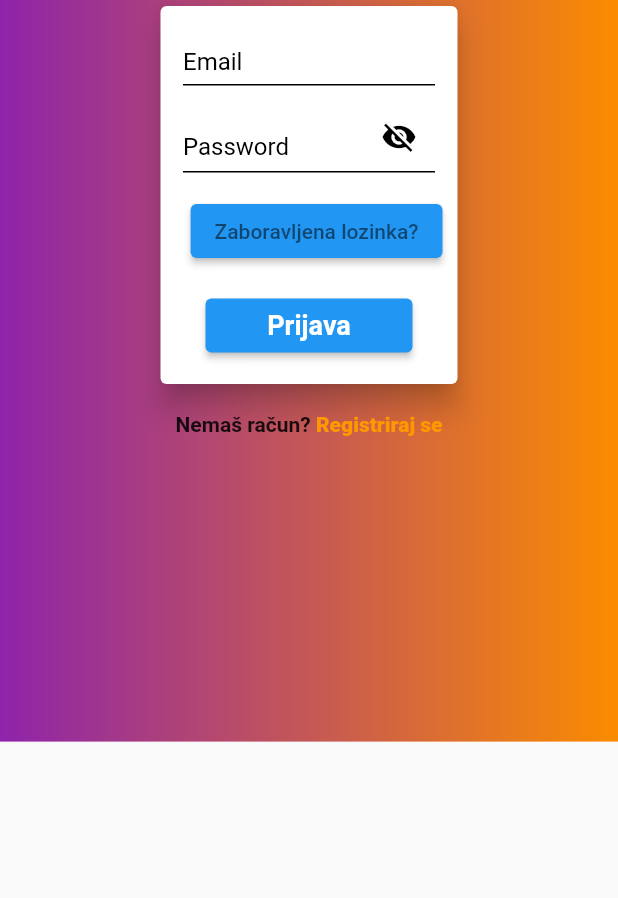
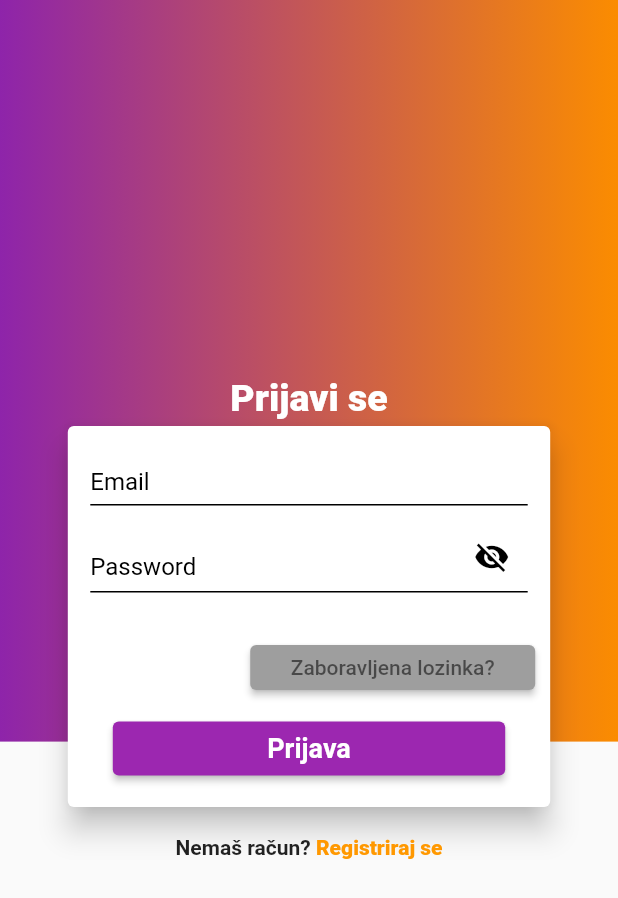
Before and after one commit to dgazic/safeEntryFrontend, a Flutter app: the screen it shows after launch, after a tap on "Log in", on a phone screen of 412 x 824 dp. Shown: the top 898 px of the screen. Run offline on Flutter 3.47's test engine with Material 2 defaults, Android fonts, the phone set to English and light mode, and no system bars; our stand-ins replace get.

Commit message:
Commit front design

```diff
--- a/lib/screens/home_page.dart
+++ b/lib/screens/home_page.dart
@@ -23,25 +23,19 @@ class _HomePageState extends State<HomePage> {
         ),
         child: Center(
           child: Column(
-            mainAxisAlignment: MainAxisAlignment.center, // add Column
+            mainAxisAlignment: MainAxisAlignment.center,
             children: <Widget>[
               const Text('Safe Entry',
                   style: TextStyle(
-                      // your text
                       fontSize: 50.0,
                       fontWeight: FontWeight.bold,
                       color: Colors.white)),
               ElevatedButton(
+                style: ElevatedButton.styleFrom(backgroundColor: Colors.amber),
                 onPressed: () {
                   Get.to(LogInPage());
                 },
                 child: const Text('Log in'),
-              ),
-              ElevatedButton(
-                onPressed: () {
-                  Get.to(RegistrationUserPage());
-                },
-                child: const Text('Register'),
               ),
             ],
           ),
--- a/lib/screens/log_in_page.dart
+++ b/lib/screens/log_in_page.dart
@@ -1,5 +1,6 @@
 import 'package:flutter/gestures.dart';
 import 'package:flutter/material.dart';
+
 import 'package:get/get.dart';
 import 'package:safe_entry/screens/registration_user_page.dart';
 import 'package:safe_entry/utils/color_utils.dart';
@@ -26,23 +27,23 @@ class _LogInPageState extends State<LogInPage> {
                 width: double.infinity,
                 decoration: BoxDecoration(gradient: ColorUtils.appBarGradient),
               ),
-              Align(
-                  alignment: Alignment.topCenter,
-                  child: Padding(
-                    padding: const EdgeInsets.only(top: 80),
-                    child: Text(
+              Center(
+                child: Column(
+                  mainAxisAlignment: MainAxisAlignment.center,
+                  children: [
+                    Text(
                       "Prijavi se",
                       style: TextStyle(
                           color: Colors.white,
                           fontWeight: FontWeight.w800,
                           fontSize: 25),
                     ),
-                  )),
-              Center(
-                child: Container(
-                    width: MediaQuery.of(context).size.width * 0.5,
-                    child: LoginFormWidget()),
-              )
+                    Container(
+                        width: MediaQuery.of(context).size.width * 0.8,
+                        child: LoginFormWidget())
+                  ],
+                ),
+              ),
             ],
           ),
         ),
@@ -80,6 +81,7 @@ class _LoginFormWidgetState extends State<LoginFormWidget> {
               children: <Widget>[
                 _buildEmailField(context),
                 _buildPasswordField(context),
+                SizedBox(height: 20),
                 _buildForgotPasswordWidget(context),
                 _buildSignUpButton(context),
               ],
@@ -91,9 +93,9 @@ class _LoginFormWidgetState extends State<LoginFormWidget> {
     );
   }
 
-  String? _userNameValidation(String value) {
+  String? _passwordInputValidation(String value) {
     if (value.isEmpty) {
-      return "Please enter valid user name";
+      return "Unesite lozinku";
     } else {
       return null;
     }
@@ -135,7 +137,7 @@ class _LoginFormWidgetState extends State<LoginFormWidget> {
         onFieldSubmitted: (_) {
           FocusScope.of(context).requestFocus(_emailFocusNode);
         },
-        validator: (value) => _userNameValidation(value!),
+        validator: (value) => _passwordInputValidation(value!),
         obscureText: _isPasswordVisible,
         decoration: InputDecoration(
           labelText: "Password",
@@ -171,13 +173,18 @@ class _LoginFormWidgetState extends State<LoginFormWidget> {
       padding: const EdgeInsets.only(top: 10.0, right: 10.0),
       child: Align(
         alignment: Alignment.centerRight,
-        child: ElevatedButton(
-            onPressed: () {},
-            child: Text(
-              'Zaboravljena lozinka?',
-              style:
-                  TextStyle(color: Colors.black54, fontWeight: FontWeight.w500),
-            )),
+        child: SizedBox(
+          width: 190,
+          height: 30,
+          child: ElevatedButton(
+              style: ElevatedButton.styleFrom(backgroundColor: Colors.grey),
+              onPressed: () {},
+              child: Text(
+                'Zaboravljena lozinka?',
+                style: TextStyle(
+                    color: Colors.black54, fontWeight: FontWeight.w500),
+              )),
+        ),
       ),
     );
   }
@@ -189,6 +196,7 @@ class _LoginFormWidgetState extends State<LoginFormWidget> {
         padding: EdgeInsets.symmetric(horizontal: 15.0),
         width: double.infinity,
         child: ElevatedButton(
+          style: ElevatedButton.styleFrom(backgroundColor: Colors.purple),
           child: Text(
             "Prijava",
             style: TextStyle(
```
Also changed, not shown: 2 other files.
